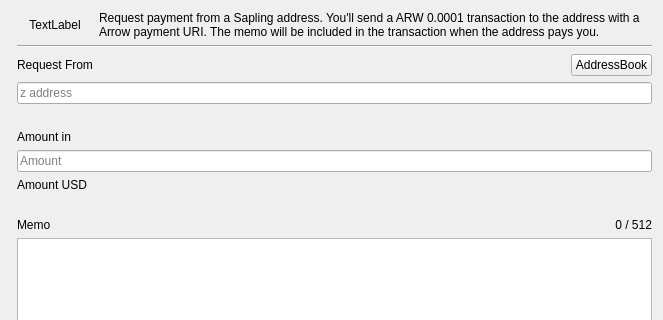
Qt form src/requestdialog.ui (Arrowchain/zecwallet) before a commit; both pictures show x 0 to 663 and y 0 to 320 of the 663 by 539 pixel window.
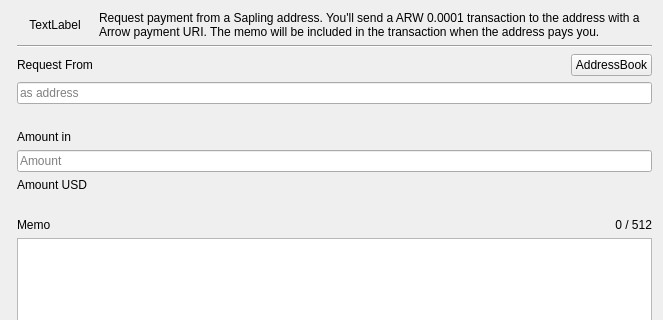
The same form after that commit. Custom widgets are drawn as their Qt base class.

```diff
--- a/src/requestdialog.ui
+++ b/src/requestdialog.ui
@@ -115,7 +115,7 @@
       <set>Qt::AlignLeading|Qt::AlignLeft|Qt::AlignVCenter</set>
      </property>
      <property name="placeholderText">
-      <string>z address</string>
+      <string>as address</string>
      </property>
     </widget>
    </item>
```
